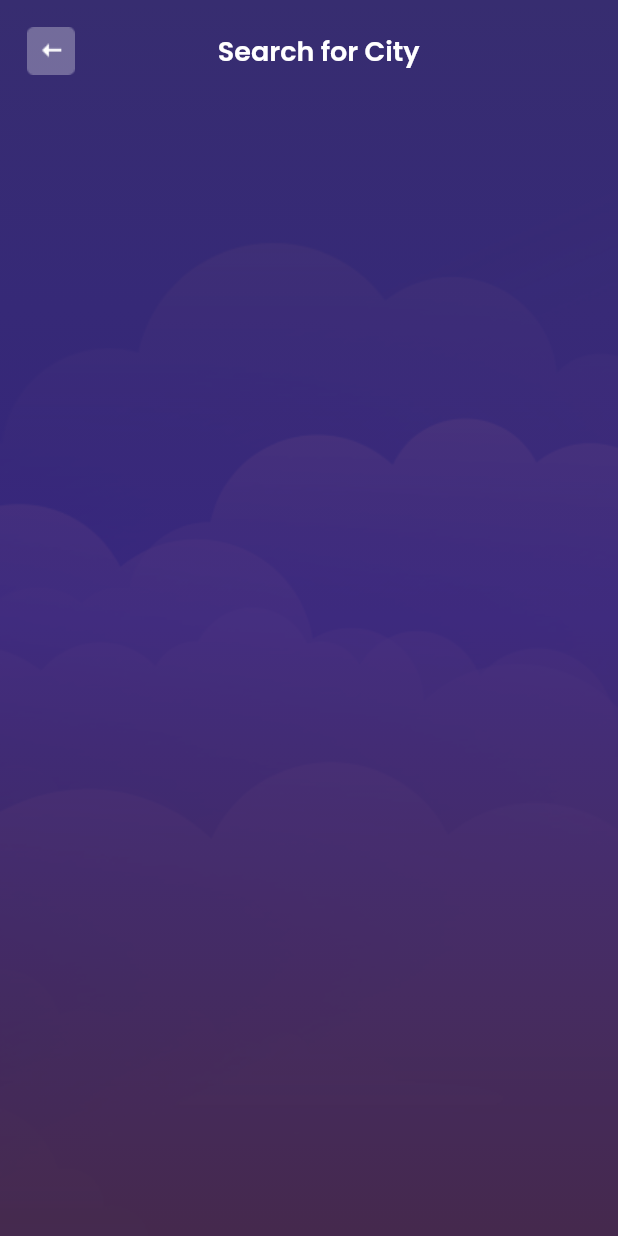
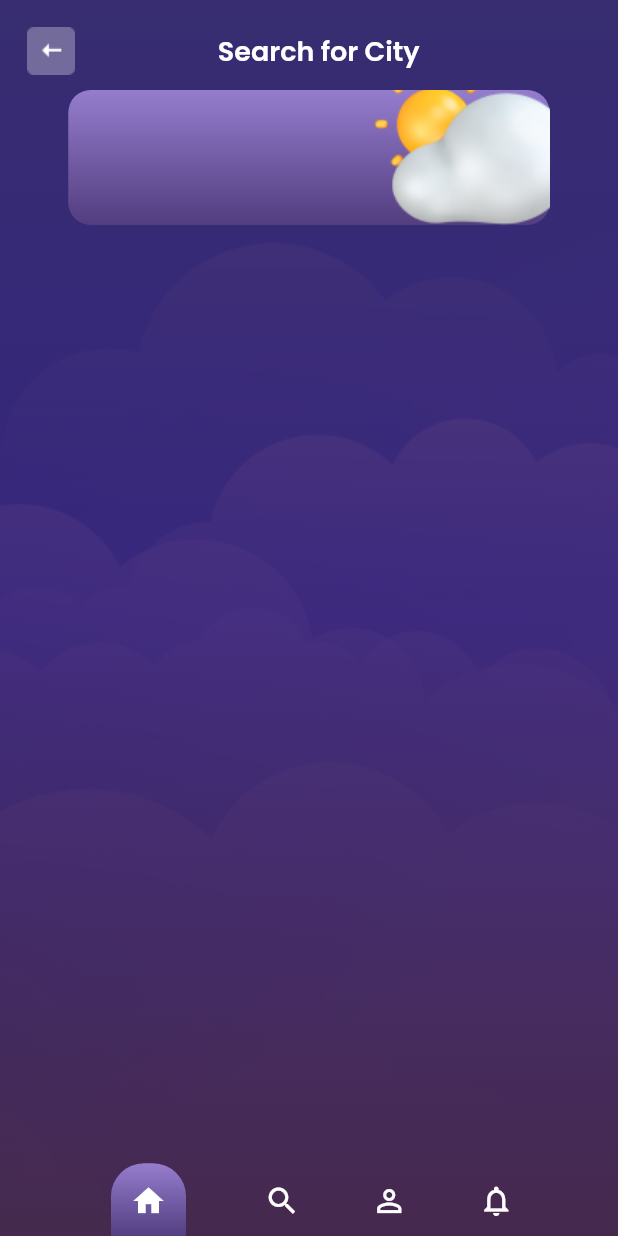
Before and after one commit to julianasalafia/weather_app_challenge, a Flutter app: the screen it shows after launch, on a phone screen of 412 x 824 dp. Run offline on Flutter 3.47's test engine with Material 2 defaults, Android fonts, the phone set to English and light mode, and no system bars; our stand-ins replace google_fonts.

Commit message:
feat: create bottom navigation bar; update app colors; update home page

```diff
--- a/lib/app/pages/home_page.dart
+++ b/lib/app/pages/home_page.dart
@@ -1,7 +1,10 @@
 import 'package:flutter/material.dart';
 import 'package:weather_app_challenge/app/themes/dark/dark_theme.dart';
+import 'package:weather_app_challenge/app/utils/app_colors.dart';
 import 'package:weather_app_challenge/app/utils/constants.dart';
 import 'package:weather_app_challenge/app/widgets/app_bar_widget.dart';
+
+import '../widgets/custom_bottom_bar.dart';
 
 class HomePage extends StatelessWidget {
   const HomePage({super.key});
@@ -24,6 +27,43 @@ class HomePage extends StatelessWidget {
           ),
           leftIcon: backIconButton,
         ),
+        body: SizedBox(
+          width: double.infinity,
+          child: Column(
+            children: [
+              Expanded(
+                child: Stack(
+                  children: <Widget>[
+                    Container(
+                      height: 90,
+                      width: 321,
+                      decoration: BoxDecoration(
+                        borderRadius: BorderRadius.circular(15),
+                        gradient: const LinearGradient(
+                          begin: Alignment.topCenter,
+                          end: Alignment.bottomCenter,
+                          colors: [
+                            AppColors.lightPurple,
+                            AppColors.lightMidPurple,
+                          ],
+                        ),
+                      ),
+                    ),
+                    Positioned(
+                      left: 200,
+                      top: -20,
+                      child: Image.asset(
+                        'assets/images/cloudy_weather.png',
+                        fit: BoxFit.contain,
+                      ),
+                    ),
+                    const CustomBottomBar(),
+                  ],
+                ),
+              ),
+            ],
+          ),
+        ),
       ),
     );
   }
--- a/lib/app/themes/dark/dark_theme.dart
+++ b/lib/app/themes/dark/dark_theme.dart
@@ -17,6 +17,10 @@ class DarkTheme {
         fontWeight: FontWeight.w600,
       ),
     ),
+    bottomNavigationBarTheme: const BottomNavigationBarThemeData(
+      backgroundColor: Colors.transparent,
+    ),
+    canvasColor: Colors.transparent,
     textTheme: GoogleFonts.poppinsTextTheme(),
   );
 
--- a/lib/app/utils/app_colors.dart
+++ b/lib/app/utils/app_colors.dart
@@ -4,4 +4,7 @@ class AppColors {
   static const Color purple = Color(0xFF352163);
   static const Color midPurple = Color(0xFF331972);
   static const Color darkerPurple = Color(0xFF33143C);
+
+  static const Color lightPurple = Color(0xFF957DCD);
+  static const Color lightMidPurple = Color(0xFF523D7F);
 }
--- /dev/null
+++ b/lib/app/widgets/custom_bottom_bar.dart
@@ -0,0 +1,119 @@
+import 'package:flutter/material.dart';
+
+import '../utils/app_colors.dart';
+
+class CustomBottomBar extends StatelessWidget {
+  const CustomBottomBar({
+    super.key,
+  });
+
+  @override
+  Widget build(BuildContext context) {
+    return Positioned(
+      bottom: -5,
+      left: 0,
+      right: 0,
+      child: BottomNavigationBar(
+        selectedFontSize: 0,
+        unselectedFontSize: 0,
+        showUnselectedLabels: false,
+        showSelectedLabels: false,
+        elevation: 0,
+        items: [
+          BottomNavigationBarItem(
+            label: '',
+            icon: const Icon(Icons.home),
+            activeIcon: Container(
+              height: 50,
+              width: 50,
+              decoration: const BoxDecoration(
+                borderRadius: BorderRadius.only(
+                  topLeft: Radius.circular(22),
+                  topRight: Radius.circular(22),
+                ),
+                gradient: LinearGradient(
+                  begin: Alignment.topCenter,
+                  end: Alignment.bottomCenter,
+                  colors: [
+                    AppColors.lightPurple,
+                    AppColors.lightMidPurple,
+                  ],
+                ),
+              ),
+              child: const Icon(Icons.home),
+            ),
+          ),
+          BottomNavigationBarItem(
+            label: 'Search',
+            icon: const Icon(Icons.search),
+            activeIcon: Container(
+              height: 50,
+              width: 50,
+              decoration: const BoxDecoration(
+                borderRadius: BorderRadius.only(
+                  topLeft: Radius.circular(22),
+                  topRight: Radius.circular(22),
+                ),
+                gradient: LinearGradient(
+                  begin: Alignment.topCenter,
+                  end: Alignment.bottomCenter,
+                  colors: [
+                    AppColors.lightPurple,
+                    AppColors.lightMidPurple,
+                  ],
+                ),
+              ),
+              child: const Icon(Icons.search),
+            ),
+          ),
+          BottomNavigationBarItem(
+            label: 'Profile',
+            icon: const Icon(Icons.person_outline),
+            activeIcon: Container(
+              height: 50,
+              width: 50,
+              decoration: const BoxDecoration(
+                borderRadius: BorderRadius.only(
+                  topLeft: Radius.circular(22),
+                  topRight: Radius.circular(22),
+                ),
+                gradient: LinearGradient(
+                  begin: Alignment.topCenter,
+                  end: Alignment.bottomCenter,
+                  colors: [
+                    AppColors.lightPurple,
+                    AppColors.lightMidPurple,
+                  ],
+                ),
+              ),
+              child: const Icon(Icons.person_outline),
+            ),
+          ),
+          BottomNavigationBarItem(
+            label: 'Alert',
+            icon: const Icon(Icons.notifications_none_outlined),
+            activeIcon: Container(
+              height: 50,
+              width: 50,
+              decoration: const BoxDecoration(
+                borderRadius: BorderRadius.only(
+                  topLeft: Radius.circular(22),
+                  topRight: Radius.circular(22),
+                ),
+                gradient: LinearGradient(
+                  begin: Alignment.topCenter,
+                  end: Alignment.bottomCenter,
+                  colors: [
+                    AppColors.lightPurple,
+                    AppColors.lightMidPurple,
+                  ],
+                ),
+              ),
+              child: const Icon(Icons.notifications_none_outlined),
+            ),
+          ),
+        ],
+      ),
+    );
+  }
+}
```
